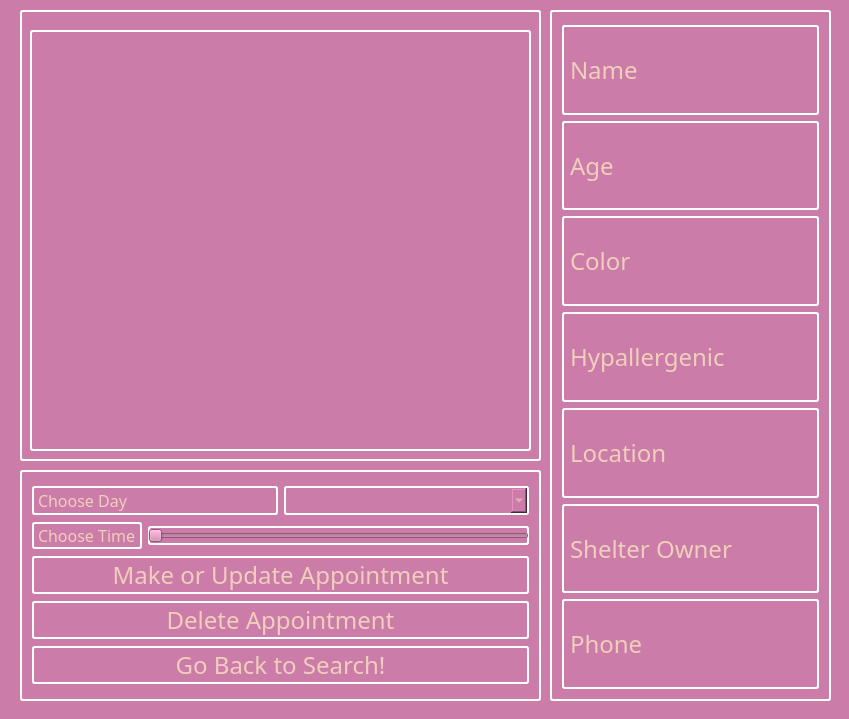
The window that breadnbutter/gui/petprofile.ui (jacksodl23/cs-205-pet-adoption) describes before a commit, drawn with Qt 5.
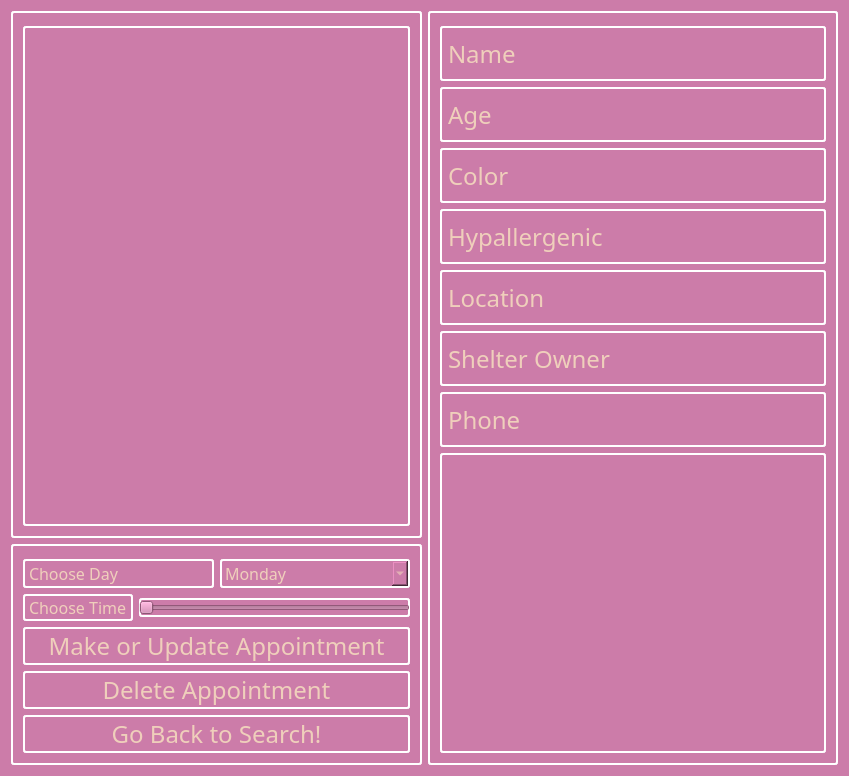
The same window after the commit.

Commit message: updates label names

What changed in the file:
```diff
--- a/breadnbutter/gui/petprofile.ui
+++ b/breadnbutter/gui/petprofile.ui
@@ -17,15 +17,14 @@
    <string notr="true">background-color: rgb(204, 124, 169);
 color: rgb(239, 207, 187);</string>
   </property>
+  <layout class="QHBoxLayout" name="horizontalLayout_3">
+   <item>
+    <layout class="QVBoxLayout" name="verticalLayout_3"/>
+   </item>
+   <item>
+    <layout class="QVBoxLayout" name="verticalLayout_4">
+     <item>
   <widget class="QGroupBox" name="groupBox">
-   <property name="geometry">
-    <rect>
-     <x>20</x>
-     <y>10</y>
-     <width>521</width>
-     <height>451</height>
-    </rect>
-   </property>
    <property name="styleSheet">
     <string notr="true">color: rgb(239, 207, 187);
 border: 2px solid  white; 
@@ -34,146 +33,31 @@
    <property name="title">
     <string/>
    </property>
+       <layout class="QVBoxLayout" name="verticalLayout_5">
+        <item>
    <widget class="QLabel" name="animalDisplay">
-    <property name="geometry">
-     <rect>
-      <x>10</x>
-      <y>20</y>
-      <width>501</width>
-      <height>421</height>
-     </rect>
-    </property>
-    <property name="text">
-     <string/>
-    </property>
-   </widget>
-  </widget>
-  <widget class="QGroupBox" name="groupBox_2">
-   <property name="geometry">
-    <rect>
-     <x>550</x>
-     <y>10</y>
-     <width>281</width>
-     <height>691</height>
-    </rect>
-   </property>
-   <property name="font">
-    <font>
-     <family>Dyuthi</family>
-     <pointsize>18</pointsize>
-    </font>
-   </property>
-   <property name="styleSheet">
-    <string notr="true">color: rgb(239, 207, 187);
-border: 2px solid  white; 
-     border-radius: 3px;</string>
-   </property>
-   <property name="title">
-    <string/>
-   </property>
-   <layout class="QVBoxLayout" name="verticalLayout_2">
-    <item>
-     <widget class="QLabel" name="label_3">
-      <property name="font">
-       <font>
-        <family>Dyuthi</family>
-        <pointsize>18</pointsize>
-       </font>
-      </property>
+          <property name="minimumSize">
+           <size>
+            <width>0</width>
+            <height>500</height>
+           </size>
+          </property>
+          <property name="maximumSize">
+           <size>
+            <width>16777215</width>
+            <height>800</height>
+           </size>
+          </property>
       <property name="text">
-       <string>Name</string>
-      </property>
-     </widget>
-    </item>
-    <item>
-     <widget class="QLabel" name="label_4">
-      <property name="font">
-       <font>
-        <family>Dyuthi</family>
-        <pointsize>18</pointsize>
-       </font>
-      </property>
-      <property name="text">
-       <string>Age</string>
-      </property>
-     </widget>
-    </item>
-    <item>
-     <widget class="QLabel" name="label_5">
-      <property name="font">
-       <font>
-        <family>Dyuthi</family>
-        <pointsize>18</pointsize>
-       </font>
-      </property>
-      <property name="text">
-       <string>Color</string>
-      </property>
-     </widget>
-    </item>
-    <item>
-     <widget class="QLabel" name="label_6">
-      <property name="font">
-       <font>
-        <family>Dyuthi</family>
-        <pointsize>18</pointsize>
-       </font>
-      </property>
-      <property name="text">
-       <string>Hypallergenic</string>
-      </property>
-     </widget>
-    </item>
-    <item>
-     <widget class="QLabel" name="label_7">
-      <property name="font">
-       <font>
-        <family>Dyuthi</family>
-        <pointsize>18</pointsize>
-       </font>
-      </property>
-      <property name="text">
-       <string>Location</string>
-      </property>
-     </widget>
-    </item>
-    <item>
-     <widget class="QLabel" name="label_8">
-      <property name="font">
-       <font>
-        <family>Dyuthi</family>
-        <pointsize>18</pointsize>
-       </font>
-      </property>
-      <property name="text">
-       <string>Shelter Owner</string>
-      </property>
-     </widget>
-    </item>
-    <item>
-     <widget class="QLabel" name="label_9">
-      <property name="font">
-       <font>
-        <family>Dyuthi</family>
-        <pointsize>18</pointsize>
-       </font>
-      </property>
-      <property name="text">
-       <string>Phone</string>
+           <string/>
       </property>
      </widget>
     </item>
    </layout>
   </widget>
+     </item>
+     <item>
   <widget class="QGroupBox" name="groupBox_3">
-   <property name="geometry">
-    <rect>
-     <x>20</x>
-     <y>470</y>
-     <width>521</width>
-     <height>231</height>
-    </rect>
-   </property>
    <property name="styleSheet">
     <string notr="true">color: rgb(239, 207, 187);
 border: 2px solid  white; 
@@ -212,6 +96,41 @@
           <pointsize>12</pointsize>
          </font>
         </property>
+            <item>
+             <property name="text">
+              <string>Monday</string>
+             </property>
+            </item>
+            <item>
+             <property name="text">
+              <string>Tuesday</string>
+             </property>
+            </item>
+            <item>
+             <property name="text">
+              <string>Wednesday</string>
+             </property>
+            </item>
+            <item>
+             <property name="text">
+              <string>Thursday</string>
+             </property>
+            </item>
+            <item>
+             <property name="text">
+              <string>Friday</string>
+             </property>
+            </item>
+            <item>
+             <property name="text">
+              <string>Saturday</string>
+             </property>
+            </item>
+            <item>
+             <property name="text">
+              <string>Sunday</string>
+             </property>
+            </item>
        </widget>
       </item>
      </layout>
@@ -287,6 +206,131 @@
     </item>
    </layout>
   </widget>
+     </item>
+    </layout>
+   </item>
+   <item>
+    <widget class="QGroupBox" name="groupBox_2">
+     <property name="font">
+      <font>
+       <family>Dyuthi</family>
+       <pointsize>18</pointsize>
+      </font>
+     </property>
+     <property name="styleSheet">
+      <string notr="true">color: rgb(239, 207, 187);
+border: 2px solid  white; 
+     border-radius: 3px;</string>
+     </property>
+     <property name="title">
+      <string/>
+     </property>
+     <layout class="QVBoxLayout" name="verticalLayout_2">
+      <item>
+       <widget class="QLabel" name="label_name">
+        <property name="font">
+         <font>
+          <family>Dyuthi</family>
+          <pointsize>18</pointsize>
+         </font>
+        </property>
+        <property name="text">
+         <string>Name</string>
+        </property>
+       </widget>
+      </item>
+      <item>
+       <widget class="QLabel" name="label_age">
+        <property name="font">
+         <font>
+          <family>Dyuthi</family>
+          <pointsize>18</pointsize>
+         </font>
+        </property>
+        <property name="text">
+         <string>Age</string>
+        </property>
+       </widget>
+      </item>
+      <item>
+       <widget class="QLabel" name="label_color">
+        <property name="font">
+         <font>
+          <family>Dyuthi</family>
+          <pointsize>18</pointsize>
+         </font>
+        </property>
+        <property name="text">
+         <string>Color</string>
+        </property>
+       </widget>
+      </item>
+      <item>
+       <widget class="QLabel" name="label_hypo">
+        <property name="font">
+         <font>
+          <family>Dyuthi</family>
+          <pointsize>18</pointsize>
+         </font>
+        </property>
+        <property name="text">
+         <string>Hypallergenic</string>
+        </property>
+       </widget>
+      </item>
+      <item>
+       <widget class="QLabel" name="label_location">
+        <property name="font">
+         <font>
+          <family>Dyuthi</family>
+          <pointsize>18</pointsize>
+         </font>
+        </property>
+        <property name="text">
+         <string>Location</string>
+        </property>
+       </widget>
+      </item>
+      <item>
+       <widget class="QLabel" name="label_shelter">
+        <property name="font">
+         <font>
+          <family>Dyuthi</family>
+          <pointsize>18</pointsize>
+         </font>
+        </property>
+        <property name="text">
+         <string>Shelter Owner</string>
+        </property>
+       </widget>
+      </item>
+      <item>
+       <widget class="QLabel" name="label_phone">
+        <property name="font">
+         <font>
+          <family>Dyuthi</family>
+          <pointsize>18</pointsize>
+         </font>
+        </property>
+        <property name="text">
+         <string>Phone</string>
+        </property>
+       </widget>
+      </item>
+      <item>
+       <widget class="QTextBrowser" name="descriptionBox">
+        <property name="maximumSize">
+         <size>
+          <width>16777215</width>
+          <height>300</height>
+         </size>
+        </property>
+       </widget>
+      </item>
+     </layout>
+    </widget>
+   </item>
+  </layout>
  </widget>
  <resources/>
  <connections/>
```
Left out of the diff: 4 changed lines with no effect on the pictures. Lines whose indentation alone changed are shown as unchanged.
